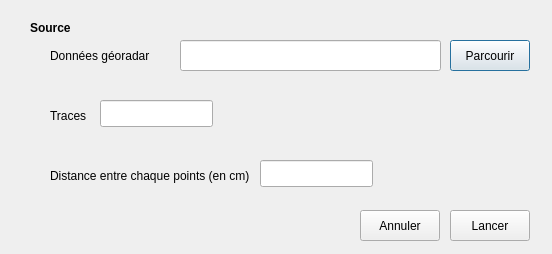
Before: the Qt Designer form UI_tellus_processing_dialog_base.ui in RonanTellus/TellusPlugin, drawn with Qt 5.
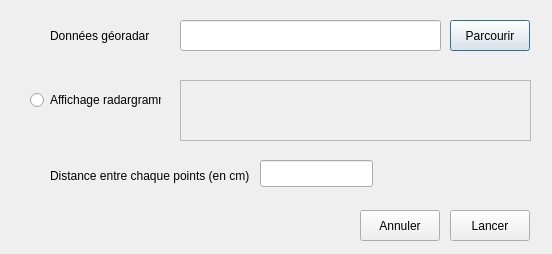
After: the same form once the commit is applied.

Commit message: Ajout commentaires dans la classe principal, modif UI

```diff
--- a/UI_tellus_processing_dialog_base.ui
+++ b/UI_tellus_processing_dialog_base.ui
@@ -17,31 +17,37 @@
    <property name="geometry">
     <rect>
      <x>20</x>
-     <y>90</y>
+     <y>80</y>
      <width>511</width>
-     <height>51</height>
+     <height>61</height>
     </rect>
    </property>
-   <widget class="QLabel" name="lblNbTraces">
+   <widget class="QRadioButton" name="radBtnRadargramme">
+    <property name="enabled">
+     <bool>true</bool>
+    </property>
     <property name="geometry">
      <rect>
-      <x>30</x>
+      <x>10</x>
       <y>10</y>
-      <width>61</width>
-      <height>31</height>
+      <width>131</width>
+      <height>20</height>
      </rect>
     </property>
     <property name="text">
-     <string>Traces</string>
+     <string>Affichage radargramme</string>
     </property>
    </widget>
-   <widget class="QLineEdit" name="sbParamTraces">
+   <widget class="QListWidget" name="listWidget">
+    <property name="enabled">
+     <bool>false</bool>
+    </property>
     <property name="geometry">
      <rect>
-      <x>80</x>
-      <y>10</y>
-      <width>113</width>
-      <height>27</height>
+      <x>160</x>
+      <y>0</y>
+      <width>351</width>
+      <height>61</height>
      </rect>
     </property>
    </widget>
@@ -59,7 +65,7 @@
     <property name="geometry">
      <rect>
       <x>430</x>
-      <y>20</y>
+      <y>0</y>
       <width>80</width>
       <height>31</height>
      </rect>
@@ -72,7 +78,7 @@
     <property name="geometry">
      <rect>
       <x>30</x>
-      <y>20</y>
+      <y>0</y>
       <width>131</width>
       <height>31</height>
      </rect>
@@ -85,25 +91,12 @@
     <property name="geometry">
      <rect>
       <x>160</x>
-      <y>20</y>
+      <y>0</y>
       <width>261</width>
       <height>31</height>
      </rect>
     </property>
    </widget>
-   <widget class="QLabel" name="lblSource">
-    <property name="geometry">
-     <rect>
-      <x>10</x>
-      <y>0</y>
-      <width>71</width>
-      <height>17</height>
-     </rect>
-    </property>
-    <property name="text">
-     <string>&lt;html&gt;&lt;head/&gt;&lt;body&gt;&lt;p&gt;&lt;span style=&quot; font-weight:600;&quot;&gt;Source&lt;/span&gt;&lt;/p&gt;&lt;/body&gt;&lt;/html&gt;</string>
-    </property>
-   </widget>
   </widget>
   <widget class="QPushButton" name="buttonLancer">
    <property name="geometry">
```
Left out of the diff: 8 changed lines with no effect on the pictures. The commit also changes 2 other files.
